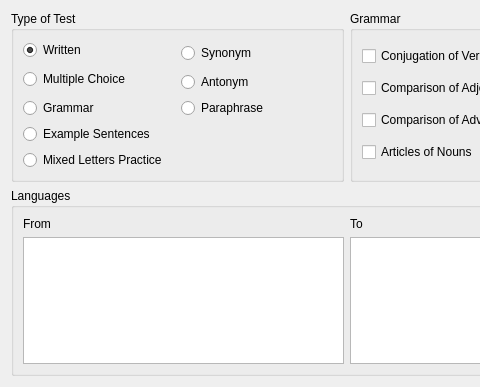
This is src/configure-practice/configurepracticewidget.ui in KDE/parley as Qt 5 draws it before an edit; both pictures show x 0 to 480 and y 0 to 387 of the 693 by 387 pixel window. The edited form follows.
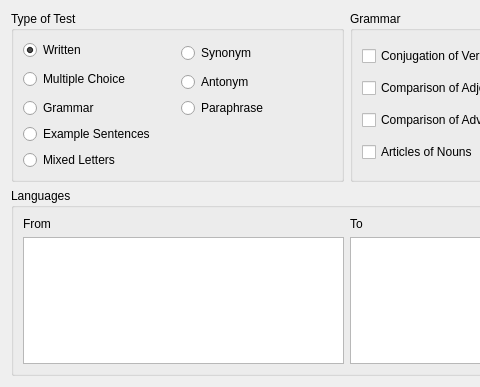
This is the edited form. Custom widgets are drawn as their Qt base class.

Commit message: consistent practice naming

```diff
--- a/src/configure-practice/configurepracticewidget.ui
+++ b/src/configure-practice/configurepracticewidget.ui
@@ -71,7 +71,7 @@
       <item row="5" column="0" colspan="2" >
        <widget class="QRadioButton" name="MixedLettersPracticeRadio" >
         <property name="text" >
-         <string>Mixed Letters Practice</string>
+         <string>Mixed Letters</string>
         </property>
        </widget>
       </item>
```
Left out of the diff: 3 changed lines with no effect on the pictures.
